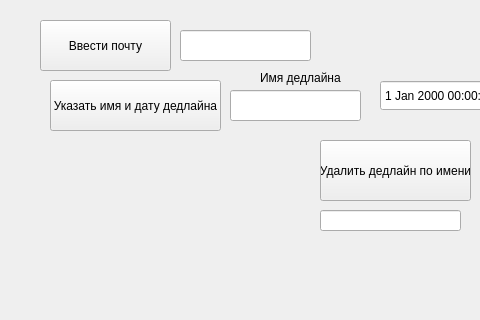
rmzs0711/SE_XP, file mainwindow.ui: the form before one commit; both pictures show x 0 to 480 and y 0 to 320 of the 800 by 600 pixel window.
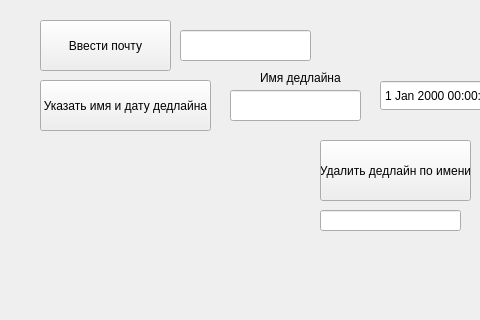
The form after the commit.

Diff of the .ui file:
```diff
--- a/mainwindow.ui
+++ b/mainwindow.ui
@@ -30,7 +30,7 @@
    <widget class="QPushButton" name="pushButton_2">
     <property name="geometry">
      <rect>
-      <x>50</x>
+      <x>40</x>
       <y>80</y>
       <width>171</width>
       <height>51</height>
```
